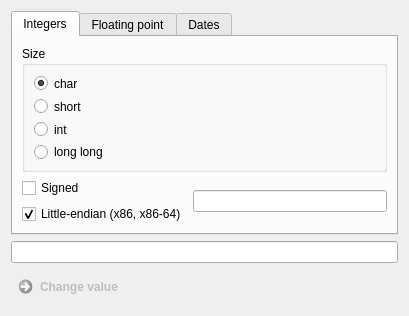
First picture: the form in data_types.ui, repository PetterS/sexton, before the edit.
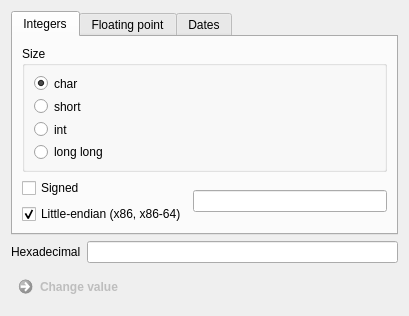
Second picture: the form after the edit.

Commit message: Hexadecimal search and better data types.

The edit to the form file:
```diff
--- a/data_types.ui
+++ b/data_types.ui
@@ -174,7 +174,22 @@
     </widget>
    </item>
    <item>
-    <widget class="QLineEdit" name="hexEdit"/>
+    <layout class="QHBoxLayout" name="horizontalLayout_3">
+     <item>
+      <widget class="QLabel" name="label">
+       <property name="text">
+        <string>Hexadecimal</string>
+       </property>
+      </widget>
+     </item>
+     <item>
+      <widget class="QLineEdit" name="hexEdit">
+       <property name="alignment">
+        <set>Qt::AlignRight|Qt::AlignTrailing|Qt::AlignVCenter</set>
+       </property>
+      </widget>
+     </item>
+    </layout>
    </item>
    <item>
     <widget class="QCommandLinkButton" name="changeButton">
```
The commit also changes 4 other files.
